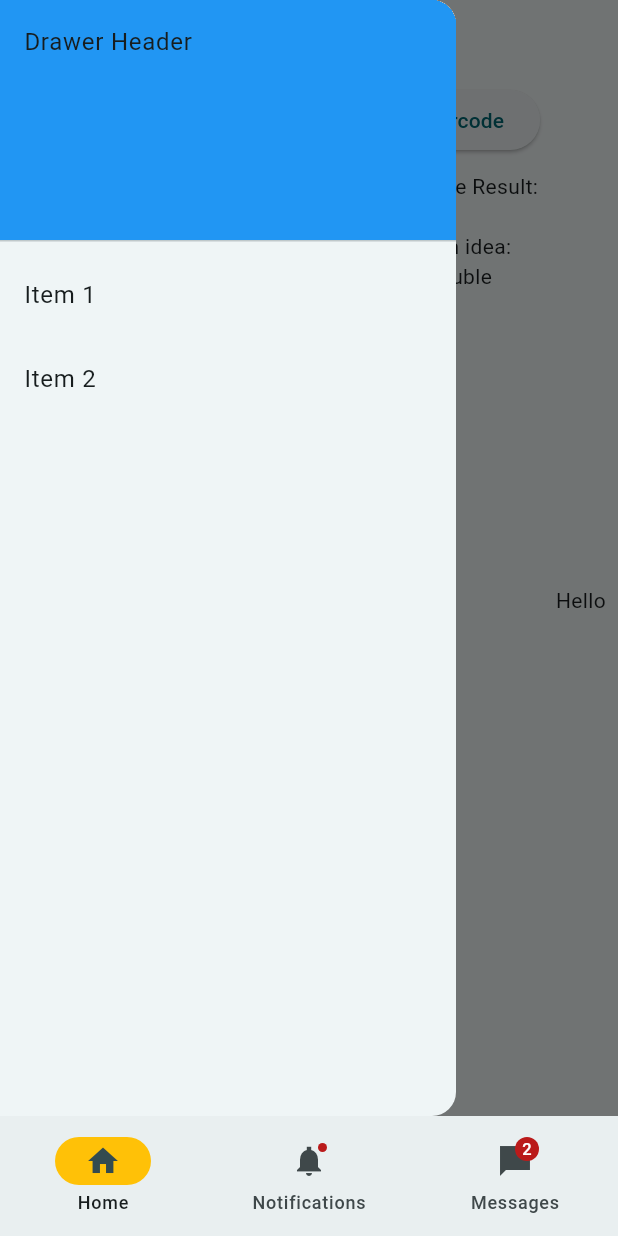
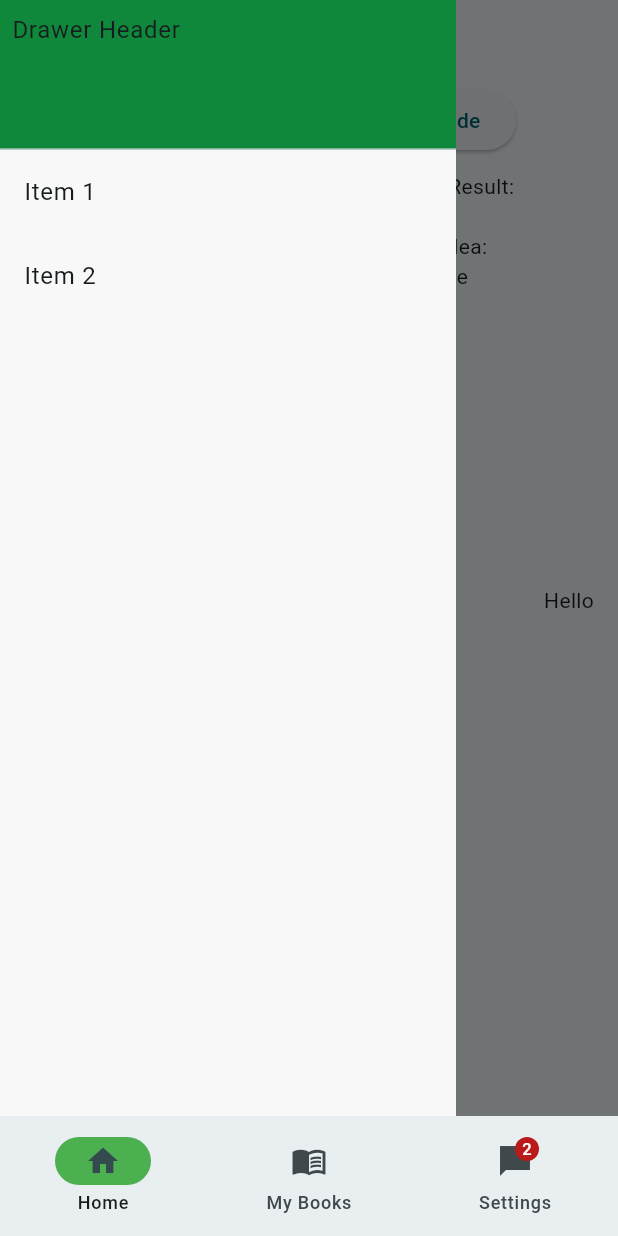
Before and after one commit to samdouble/biblio, a Flutter app: the screen it shows after launch, with the side drawer open, on a phone screen of 412 x 824 dp. Run offline on Flutter 3.47's test engine with Material 3 defaults, Android fonts, the phone set to English and light mode, and no system bars; our stand-ins replace sembast; missing offline and left inert: simple_barcode_scanner; generated files the repository leaves out were written again.

Commit message:
feat: added green theme to the app

```diff
--- a/lib/l10n/app_en.arb
+++ b/lib/l10n/app_en.arb
@@ -1,6 +1,5 @@
 {
-  "helloWorld": "Hello World!",
-  "@helloWorld": {
-    "description": "The conventional newborn programmer greeting"
-  }
+  "home": "Home",
+  "myBooks": "My Books",
+  "settings": "Settings"
 }
--- a/lib/l10n/app_fr.arb
+++ b/lib/l10n/app_fr.arb
@@ -1,3 +1,5 @@
 {
-  "helloWorld": "Bonjour le monde!"
+  "home": "Accueil",
+  "myBooks": "Mes livres",
+  "settings": "Paramètres"
 }
--- a/lib/main.dart
+++ b/lib/main.dart
@@ -1,6 +1,5 @@
 import 'package:flutter/material.dart';
 import 'package:flutter_gen/gen_l10n/app_localizations.dart';
-import 'package:flutter_localizations/flutter_localizations.dart';
 import 'package:provider/provider.dart';
 import 'screens/home_page.dart';
 import 'widgets/navigation.dart';
--- a/lib/screens/home_page.dart
+++ b/lib/screens/home_page.dart
@@ -40,7 +40,7 @@ class _HomePageState extends State<HomePage> {
       body: Row(
         mainAxisAlignment: MainAxisAlignment.spaceEvenly,
         children: [
-          Text(AppLocalizations.of(context)!.helloWorld),
+          Text(AppLocalizations.of(context)!.home),
           MyWidget(),
           Column(
             children: [
--- a/lib/widgets/main_drawer.dart
+++ b/lib/widgets/main_drawer.dart
@@ -4,15 +4,22 @@ class MainDrawer extends StatelessWidget {
   @override
   Widget build(BuildContext context) {
     return Drawer(
+      backgroundColor: Color.fromARGB(255, 248, 248, 248),
+      shape: LinearBorder(),
       child: ListView(
         padding: EdgeInsets.zero,
         children: [
-          const DrawerHeader(
-            decoration: BoxDecoration(
-              color: Colors.blue,
-              shape: BoxShape.rectangle,
+          SizedBox(
+            height: 100.0,
+            child: const DrawerHeader(
+              decoration: BoxDecoration(
+                color: Color.fromARGB(255, 15, 136, 60),
+                shape: BoxShape.rectangle,
+              ),
+              margin: EdgeInsets.zero,
+              padding: EdgeInsets.fromLTRB(8.0, 8.0, 8.0, 8.0),
+              child: Text('Drawer Header'),
             ),
-            child: Text('Drawer Header'),
           ),
           ListTile(
             title: const Text('Item 1'),
--- a/lib/widgets/navigation.dart
+++ b/lib/widgets/navigation.dart
@@ -1,5 +1,8 @@
 import 'package:biblio/screens/home_page.dart';
+import 'package:biblio/screens/notifications_page.dart';
+import 'package:biblio/screens/messages_page.dart';
 import 'package:flutter/material.dart';
+import 'package:flutter_gen/gen_l10n/app_localizations.dart';
 
 class Navigation extends StatefulWidget {
   const Navigation({super.key});
@@ -13,8 +16,6 @@ class _NavigationExampleState extends State<Navigation> {
 
   @override
   Widget build(BuildContext context) {
-    final ThemeData theme = Theme.of(context);
-
     return Scaffold(
       bottomNavigationBar: NavigationBar(
         onDestinationSelected: (int index) {
@@ -22,95 +23,31 @@ class _NavigationExampleState extends State<Navigation> {
             currentPageIndex = index;
           });
         },
-        indicatorColor: Colors.amber,
+        indicatorColor: Colors.green,
         selectedIndex: currentPageIndex,
-        destinations: const <Widget>[
+        destinations: <Widget>[
           NavigationDestination(
             selectedIcon: Icon(Icons.home),
             icon: Icon(Icons.home_outlined),
-            label: 'Home',
+            label: AppLocalizations.of(context)!.home,
           ),
           NavigationDestination(
-            icon: Badge(child: Icon(Icons.notifications_sharp)),
-            label: 'Notifications',
+            icon: Icon(Icons.menu_book),
+            label: AppLocalizations.of(context)!.myBooks,
           ),
           NavigationDestination(
             icon: Badge(
               label: Text('2'),
               child: Icon(Icons.messenger_sharp),
             ),
-            label: 'Messages',
+            label: AppLocalizations.of(context)!.settings,
           ),
         ],
       ),
       body: <Widget>[
-        /// Home page
         HomePage(),
-
-        /// Notifications page
-        const Padding(
-          padding: EdgeInsets.all(8.0),
-          child: Column(
-            children: <Widget>[
-              Card(
-                child: ListTile(
-                  leading: Icon(Icons.notifications_sharp),
-                  title: Text('Notification 1'),
-                  subtitle: Text('This is a notification'),
-                ),
-              ),
-              Card(
-                child: ListTile(
-                  leading: Icon(Icons.notifications_sharp),
-                  title: Text('Notification 2'),
-                  subtitle: Text('This is a notification'),
-                ),
-              ),
-            ],
-          ),
-        ),
-
-        /// Messages page
-        ListView.builder(
-          reverse: true,
-          itemCount: 2,
-          itemBuilder: (BuildContext context, int index) {
-            if (index == 0) {
-              return Align(
-                alignment: Alignment.centerRight,
-                child: Container(
-                  margin: const EdgeInsets.all(8.0),
-                  padding: const EdgeInsets.all(8.0),
-                  decoration: BoxDecoration(
-                    borderRadius: BorderRadius.circular(8.0),
-                    color: theme.colorScheme.primary,
-                  ),
-                  child: Text(
-                    'Hello',
-                    style: theme.textTheme.bodyLarge!
-                        .copyWith(color: theme.colorScheme.onPrimary),
-                  ),
-                ),
-              );
-            }
-            return Align(
-              alignment: Alignment.centerLeft,
-              child: Container(
-                margin: const EdgeInsets.all(8.0),
-                padding: const EdgeInsets.all(8.0),
-                decoration: BoxDecoration(
-                  color: theme.colorScheme.primary,
-                  borderRadius: BorderRadius.circular(8.0),
-                ),
-                child: Text(
-                  'Hi!',
-                  style: theme.textTheme.bodyLarge!
-                      .copyWith(color: theme.colorScheme.onPrimary),
-                ),
-              ),
-            );
-          },
-        ),
+        NotificationsPage(),
+        MessagesPage(),
       ][currentPageIndex],
     );
   }
```
Also changed, not shown: lib/screens/messages_page.dart (added, +49 -0 lines), lib/screens/notifications_page.dart (added, +28 -0 lines).
